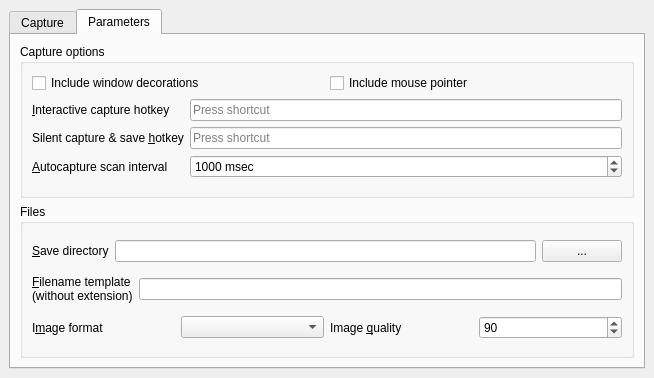
Qt form mainwindow.ui (kernel1024/scrcap) before a commit.
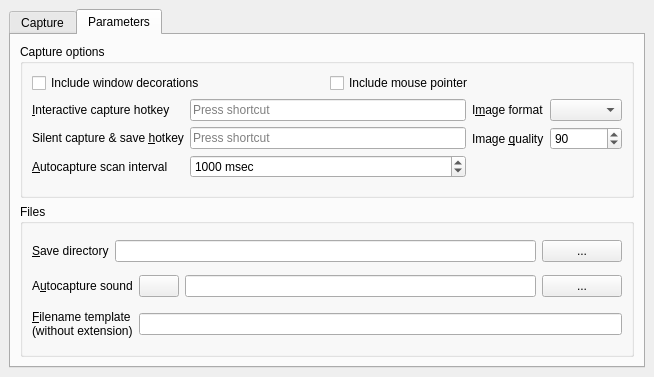
The same form after that commit. The open tabs and pages were chosen to show the change. Icons and pictures are not drawn.

```diff
--- a/mainwindow.ui
+++ b/mainwindow.ui
@@ -7,7 +7,7 @@
     <x>0</x>
     <y>0</y>
     <width>654</width>
-    <height>378</height>
+    <height>377</height>
    </rect>
   </property>
   <property name="windowTitle">
@@ -194,7 +194,7 @@
           <property name="title">
            <string>Capture options</string>
           </property>
-          <layout class="QVBoxLayout" name="verticalLayout_6">
+          <layout class="QVBoxLayout" name="verticalLayout_5">
            <item>
             <layout class="QHBoxLayout" name="horizontalLayout_6">
              <item>
@@ -214,6 +214,8 @@
             </layout>
            </item>
            <item>
+            <layout class="QHBoxLayout" name="horizontalLayout_5">
+             <item>
             <layout class="QFormLayout" name="formLayout">
              <item row="0" column="0">
               <widget class="QLabel" name="label_4">
@@ -279,6 +281,45 @@
              </item>
             </layout>
            </item>
+             <item>
+              <layout class="QFormLayout" name="formLayout_2">
+               <item row="0" column="0">
+                <widget class="QLabel" name="label_7">
+                 <property name="text">
+                  <string>I&amp;mage format</string>
+                 </property>
+                 <property name="buddy">
+                  <cstring>listImgFormat</cstring>
+                 </property>
+                </widget>
+               </item>
+               <item row="0" column="1">
+                <widget class="QComboBox" name="listImgFormat"/>
+               </item>
+               <item row="1" column="0">
+                <widget class="QLabel" name="label_8">
+                 <property name="text">
+                  <string>Image &amp;quality</string>
+                 </property>
+                 <property name="buddy">
+                  <cstring>spinImgQuality</cstring>
+                 </property>
+                </widget>
+               </item>
+               <item row="1" column="1">
+                <widget class="QSpinBox" name="spinImgQuality">
+                 <property name="maximum">
+                  <number>100</number>
+                 </property>
+                 <property name="value">
+                  <number>90</number>
+                 </property>
+                </widget>
+               </item>
+              </layout>
+             </item>
+            </layout>
+           </item>
           </layout>
          </widget>
         </item>
@@ -287,7 +328,7 @@
           <property name="title">
            <string>Files</string>
           </property>
-          <layout class="QVBoxLayout" name="verticalLayout_5">
+          <layout class="QVBoxLayout" name="verticalLayout_6">
            <item>
             <layout class="QHBoxLayout" name="horizontalLayout_3">
              <item>
@@ -312,6 +353,40 @@
              </item>
             </layout>
            </item>
+           <item>
+            <layout class="QHBoxLayout" name="horizontalLayout_9">
+             <item>
+              <widget class="QLabel" name="label_10">
+               <property name="text">
+                <string>A&amp;utocapture sound</string>
+               </property>
+               <property name="buddy">
+                <cstring>editAutoSnd</cstring>
+               </property>
+              </widget>
+             </item>
+             <item>
+              <widget class="QPushButton" name="btnSndPlay">
+               <property name="text">
+                <string/>
+               </property>
+               <property name="icon">
+                <iconset theme="media-playback-start"/>
+               </property>
+              </widget>
+             </item>
+             <item>
+              <widget class="QLineEdit" name="editAutoSnd"/>
+             </item>
+             <item>
+              <widget class="QPushButton" name="btnAutoSnd">
+               <property name="text">
+                <string>...</string>
+               </property>
+              </widget>
+             </item>
+            </layout>
+           </item>
            <item>
             <layout class="QHBoxLayout" name="horizontalLayout_4">
              <item>
@@ -340,51 +415,6 @@
              </item>
             </layout>
            </item>
-           <item>
-            <layout class="QHBoxLayout" name="horizontalLayout_8">
-             <item>
-              <layout class="QHBoxLayout" name="horizontalLayout_5">
-               <item>
-                <widget class="QLabel" name="label_7">
-                 <property name="text">
-                  <string>I&amp;mage format</string>
-                 </property>
-                 <property name="buddy">
-                  <cstring>listImgFormat</cstring>
-                 </property>
-                </widget>
-               </item>
-               <item>
-                <widget class="QComboBox" name="listImgFormat"/>
-               </item>
-              </layout>
-             </item>
-             <item>
-              <layout class="QHBoxLayout" name="horizontalLayout_7">
-               <item>
-                <widget class="QLabel" name="label_8">
-                 <property name="text">
-                  <string>Image &amp;quality</string>
-                 </property>
-                 <property name="buddy">
-                  <cstring>spinImgQuality</cstring>
-                 </property>
-                </widget>
-               </item>
-               <item>
-                <widget class="QSpinBox" name="spinImgQuality">
-                 <property name="maximum">
-                  <number>100</number>
-                 </property>
-                 <property name="value">
-                  <number>90</number>
-                 </property>
-                </widget>
-               </item>
-              </layout>
-             </item>
-            </layout>
-           </item>
           </layout>
          </widget>
         </item>
```
Left out of the diff: 9 changed lines with no effect on the pictures. Lines whose indentation alone changed are shown as unchanged.
